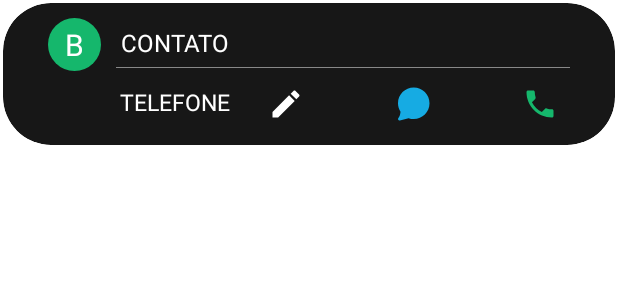
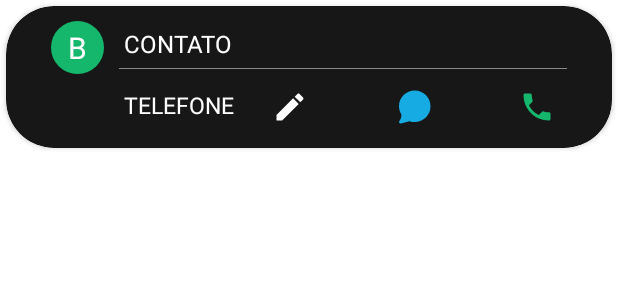
Before and after one commit to let1ci4b/ListaContatos, an Android app: the layout contact_card.xml on its own in the app's theme, with its tools: preview values and no code run, on a phone screen of 412 x 824 dp. Shown: the top 300 px of the screen. Run offline under Robolectric (Android 15) with nearby library versions, the phone set to English and light mode, and no system bars.

Commit message:
refactoring recyclerview layout error

```diff
--- a/app/src/main/java/com/example/recyclerlistacontatos/editcontacts/EditContactActivity.kt
+++ b/app/src/main/java/com/example/recyclerlistacontatos/editcontacts/EditContactActivity.kt
@@ -36,9 +36,10 @@ class EditContactActivity : AppCompatActivity() {
                 updateContactInformation()
             }
 
+            /// todo validate inputs content
 //            fieldContactName.doOnTextChanged { text, start, before, count ->
-//                val teste = text?.matches(Regex("[0-9]*"))
-//                buttonSave.isEnabled = teste == true
+//                val invalidText = text?.matches(Regex("[0-9]*"))
+//                buttonSave.isEnabled = invalidText == false
 //            }
 
         }
--- a/app/src/main/res/layout/contact_card.xml
+++ b/app/src/main/res/layout/contact_card.xml
@@ -5,7 +5,7 @@
     xmlns:app="http://schemas.android.com/apk/res-auto"
     xmlns:tools="http://schemas.android.com/tools"
     android:id="@+id/card_view"
-    android:layout_margin="2dp"
+    android:layout_margin="4dp"
     app:cardBackgroundColor="@color/card_background"
     app:cardCornerRadius="32dp"
     app:contentPadding="10dp" >
@@ -21,32 +21,34 @@
             android:layout_width="35dp"
             android:layout_height="35dp"
             android:background="@drawable/background_main_profile"
-            app:layout_constraintLeft_toLeftOf="parent"
+            app:layout_constraintStart_toStartOf="parent"
             app:layout_constraintTop_toTopOf="parent" />
 
         <TextView
             android:id="@+id/nameInicialImage"
             android:layout_width="wrap_content"
             android:layout_height="wrap_content"
-            android:textSize="20dp"
+            android:textSize="20sp"
             android:textAlignment="center"
             android:textColor="@color/white"
-            app:layout_constraintRight_toRightOf="@id/contactImage"
-            app:layout_constraintLeft_toLeftOf="@id/contactImage"
+            app:layout_constraintEnd_toEndOf="@id/contactImage"
+            app:layout_constraintStart_toStartOf="@id/contactImage"
             app:layout_constraintTop_toTopOf="@id/contactImage"
             app:layout_constraintBottom_toBottomOf="@id/contactImage"
             tools:text="B" />
 
         <TextView
             android:id="@+id/contactName"
-            android:layout_width="0dp"
+            android:layout_width="match_parent"
             android:layout_height="wrap_content"
             android:layout_marginStart="13dp"
-            android:layout_marginTop="5dp"
+            android:layout_marginTop="4dp"
+            android:textColor="@color/white"
             android:textSize="16sp"
-            android:textColor="@color/white"
+            app:layout_constrainedWidth="true"
+            app:layout_constraintEnd_toEndOf="parent"
+            app:layout_constraintHorizontal_bias="0.0"
             app:layout_constraintStart_toEndOf="@+id/contactImage"
-            app:layout_constraintEnd_toEndOf="parent"
             app:layout_constraintTop_toTopOf="parent"
             tools:text="CONTATO" />
 
@@ -55,7 +57,6 @@
             android:layout_height="0.5dp"
             android:layout_marginTop="5dp"
             android:layout_marginStart="10dp"
-
             android:background="@color/divisor"
             app:layout_constraintEnd_toEndOf="parent"
             app:layout_constraintStart_toEndOf="@+id/contactImage"
@@ -69,14 +70,14 @@
             android:layout_marginEnd="0dp"
             app:layout_constraintBottom_toBottomOf="@+id/cardContact"
             app:layout_constraintEnd_toEndOf="parent"
-            app:layout_constraintStart_toStartOf="parent"
-            app:layout_constraintTop_toBottomOf="@+id/contactImage" >
+            app:layout_constraintStart_toStartOf="@+id/contactName"
+            app:layout_constraintTop_toBottomOf="@+id/contactImage"
+            app:layout_constrainedWidth="true" >
 
             <TextView
                 android:id="@+id/contactNumber"
                 android:layout_width="wrap_content"
                 android:layout_height="wrap_content"
-                android:layout_marginStart="48dp"
                 android:layout_marginTop="10dp"
                 android:textSize="15sp"
                 android:textColor="@color/white"
```
Also changed, not shown: app/src/main/java/com/example/recyclerlistacontatos/addcontacts/AddContactActivity.kt (+0 -21 lines), app/src/main/java/com/example/recyclerlistacontatos/main/MainActivity.kt (+9 -7 lines), app/src/main/java/com/example/recyclerlistacontatos/main/RecyclerViewAdapter.kt (+8 -34 lines), app/src/main/java/com/example/recyclerlistacontatos/main/RecyclerViewViewHolder.kt (added, +37 -0 lines), app/src/main/res/layout/main_layout.xml (+19 -17 lines).
